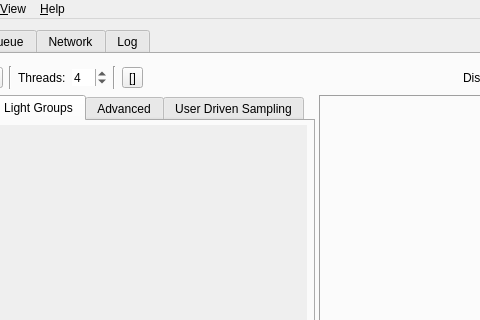
Before: the Qt Designer form qtgui/luxrender.ui in sungsoo/luxrender-lux, drawn with Qt 5; both pictures show x 98 to 578 and y 0 to 320 of the 840 by 611 pixel window.
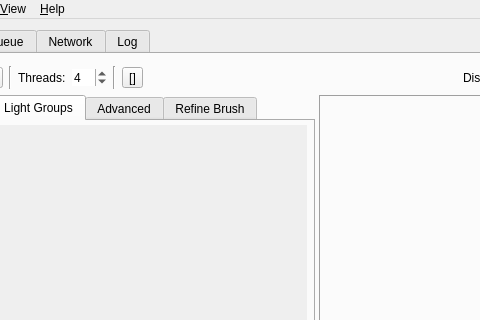
After: the same form once the commit is applied. The open tabs and pages were chosen to show the change. Icons and pictures are not drawn.

Commit message:
pmc: rename "User Driven Sampling" to "Refine Brush" in tab and remove obsolete osx-only tweak
branch : pmc_test

```diff
--- a/qtgui/luxrender.ui
+++ b/qtgui/luxrender.ui
@@ -715,7 +715,7 @@
               <normaloff>:/icons/mappainticon.png</normaloff>:/icons/mappainticon.png</iconset>
             </attribute>
             <attribute name="title">
-             <string>User Driven Sampling</string>
+             <string>Refine Brush</string>
             </attribute>
             <layout class="QGridLayout" name="gridLayout_3">
              <item row="0" column="1">
```
Left out of the diff: 8 changed lines with no effect on the pictures. The commit also changes 1 other file.
